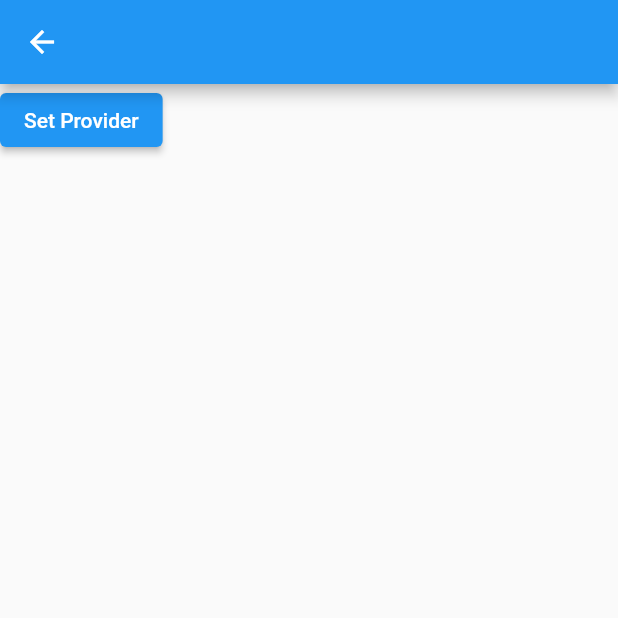
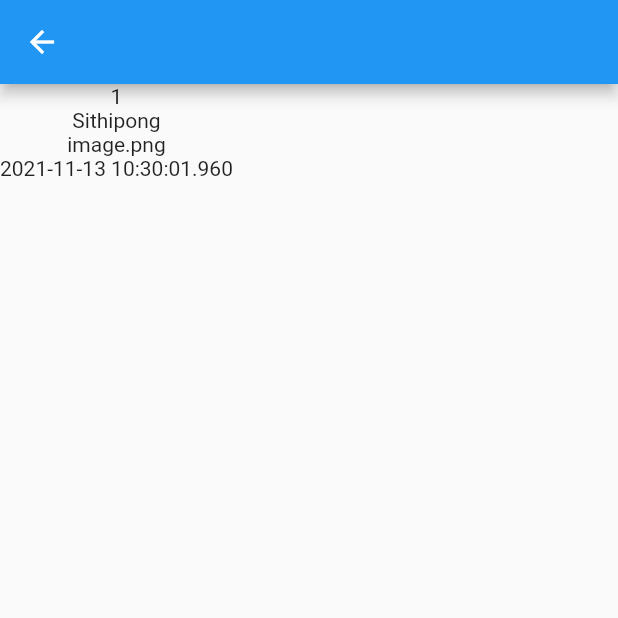
Before and after one commit to STP-PMT/flutter_app_api, a Flutter app: the ProviderHomePage screen opened directly, after a tap on "Set Provider", on a phone screen of 412 x 824 dp, the top half of it. Run offline on Flutter 3.47's test engine with Material 2 defaults, Android fonts, the phone set to English and light mode, and no system bars; our stand-ins replace shared_preferences, yaml; accounts and stored records are empty.

Commit message:
show data

```diff
--- a/lib/pages/providerhome.dart
+++ b/lib/pages/providerhome.dart
@@ -1,4 +1,5 @@
 import 'package:flutter/material.dart';
+import 'package:flutter_app_api/pages/providersecond.dart';
 import 'package:flutter_app_api/provider/appdata.dart';
 import 'package:provider/src/provider.dart';
 
@@ -14,7 +15,7 @@ class ProviderHomePage extends StatelessWidget {
           child: Text('Set Provider'),
           onPressed: () {
             UserProfile profile = UserProfile();
-            profile.name = "Siithipong";
+            profile.name = "Sithipong";
             profile.id = 1;
             profile.avatar = "image.png";
             profile.bDate = DateTime.now();
@@ -22,7 +23,7 @@ class ProviderHomePage extends StatelessWidget {
             Navigator.push(
               context,
               MaterialPageRoute(
-                builder: (context) => ProviderHomePage(),
+                builder: (context) => ProviderSecondPage(),
               ),
             );
           },
--- /dev/null
+++ b/lib/pages/providersecond.dart
@@ -0,0 +1,22 @@
+import 'package:flutter/material.dart';
+import 'package:flutter_app_api/provider/appdata.dart';
+import 'package:provider/src/provider.dart';
+
+class ProviderSecondPage extends StatelessWidget {
+  const ProviderSecondPage({ Key? key }) : super(key: key);
+
+  @override
+  Widget build(BuildContext context) {
+    return Scaffold(
+      appBar:  AppBar(),
+      body: Column(
+        children: [
+          Text(context.watch<Appdata>().profile.id.toString()),
+          Text(context.watch<Appdata>().profile.name.toString()),
+          Text(context.watch<Appdata>().profile.avatar.toString()),
+          Text(context.watch<Appdata>().profile.bDate.toString()),
+        ],
+      ),
+    );
+  }
+}
```
